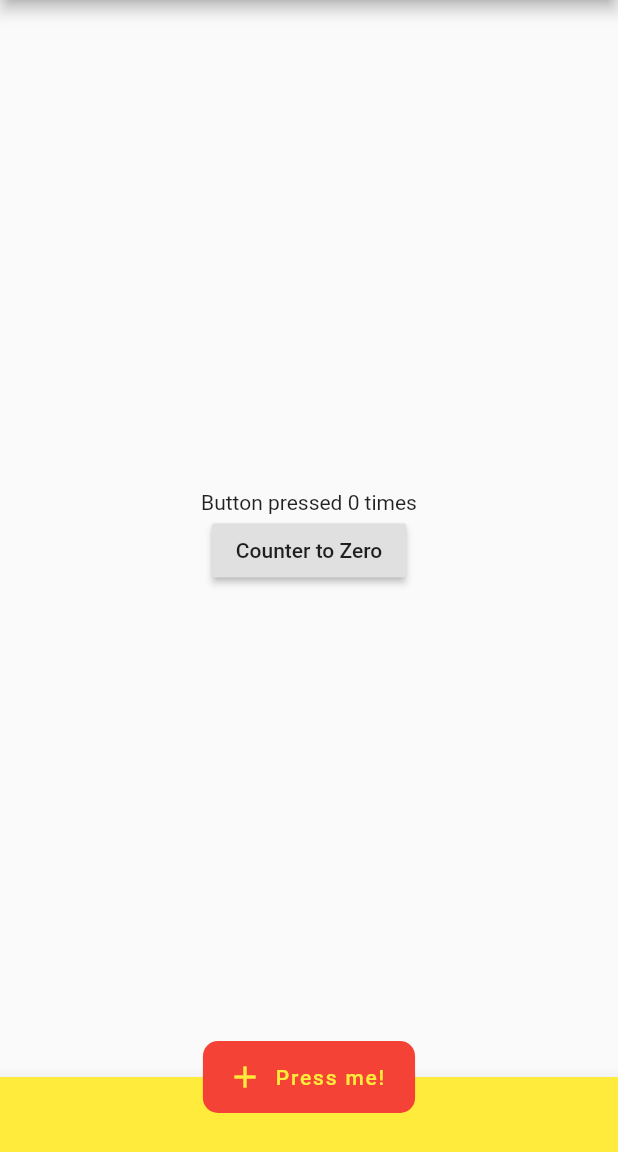
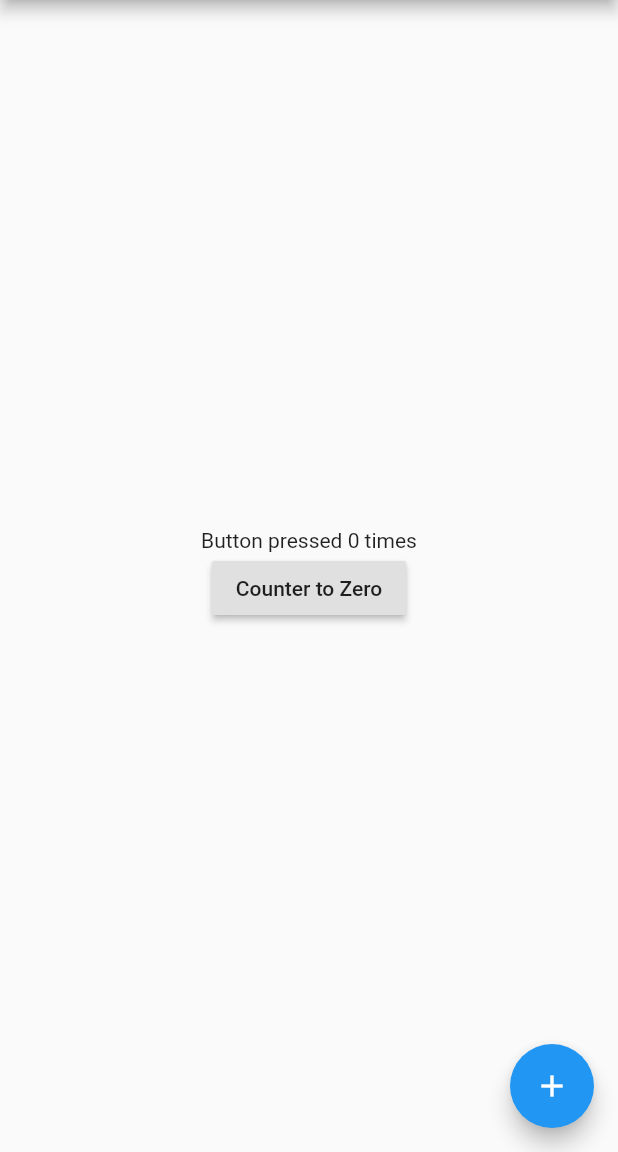
Before and after one commit to coodoo-io/flutter-floating-action-button, a Flutter app: the screen it shows after launch, on a phone screen of 412 x 824 dp, the part 84-1236 px from its top. Run offline on Flutter 3.47's test engine with Material 2 defaults, Android fonts, the phone set to English and light mode, and no system bars.

Commit message:
no message

```diff
--- a/lib/main.dart
+++ b/lib/main.dart
@@ -57,21 +57,21 @@ class _MyHomePageState extends State<MyHomePage>
           );
         },
       ),
-      floatingActionButton: FloatingActionButton.extended(
-        icon: Icon(Icons.add),
-        label: Text('Press me!'),
+      floatingActionButton: FloatingActionButton(
+
+        child: Icon(Icons.add),
         onPressed: _incrementCounter,
         tooltip: 'Increment',
-        foregroundColor: Colors.yellow,
-        backgroundColor: Colors.red,
-        elevation: 0.0,
-        shape: RoundedRectangleBorder(borderRadius: BorderRadius.circular(10.0)),
+        //foregroundColor: Colors.yellow,
+        //backgroundColor: Colors.red,
+        //elevation: 0.0,
+        //shape: RoundedRectangleBorder(borderRadius: BorderRadius.circular(10.0)),
       ),
-      bottomNavigationBar: BottomAppBar(
+      /*bottomNavigationBar: BottomAppBar(
         color: Colors.yellow,
         child: Container(height: 50.0),
-      ),
-      floatingActionButtonLocation: FloatingActionButtonLocation.centerDocked,
+      ),*/
+      //floatingActionButtonLocation: FloatingActionButtonLocation.endDocked,
     );
   }
 }
```
